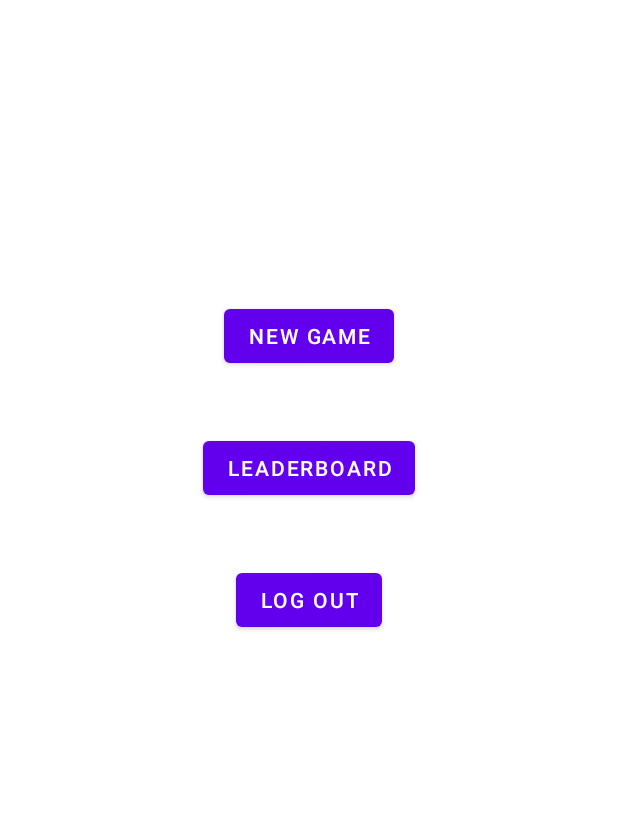
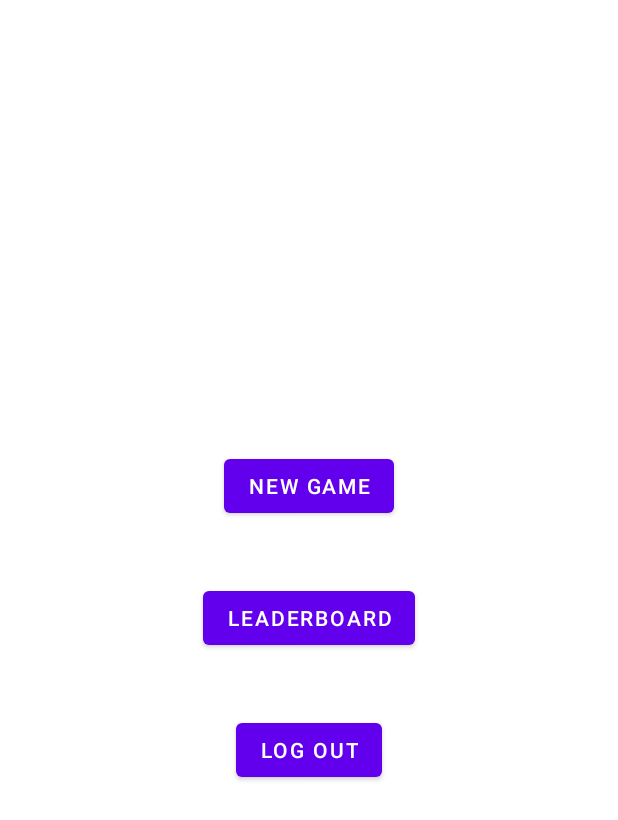
Before and after one commit to 51m0n397/MA-project, an Android app: the screen it shows after launch (MainActivity), on a phone screen of 412 x 824 dp. Shown: the top 820 px of the screen. Run offline under Robolectric (Android 15) with nearby library versions, the phone set to English and light mode, and no system bars.

Commit message:
improved UI

```diff
--- a/MyProject/app/src/main/AndroidManifest.xml
+++ b/MyProject/app/src/main/AndroidManifest.xml
@@ -12,6 +12,7 @@
         <activity
             android:name=".MainActivity"
             android:label="@string/app_name"
+            android:screenOrientation="portrait"
             android:theme="@style/Theme.MyProject.NoActionBar">
             <intent-filter>
                 <action android:name="android.intent.action.MAIN" />
--- a/MyProject/app/src/main/res/layout/fragment_menu.xml
+++ b/MyProject/app/src/main/res/layout/fragment_menu.xml
@@ -6,22 +6,19 @@
     android:layout_height="match_parent"
     tools:context=".MenuFragment">
 
-    <Button
-        android:id="@+id/button_logout"
-        android:layout_width="wrap_content"
+    <androidx.constraintlayout.widget.ConstraintLayout
+        android:id="@+id/constraintLayout"
+        android:layout_width="match_parent"
         android:layout_height="wrap_content"
-        android:layout_marginTop="40dp"
-        android:text="@string/log_out"
+        app:layout_constraintBottom_toBottomOf="parent"
         app:layout_constraintEnd_toEndOf="parent"
-        app:layout_constraintHorizontal_bias="0.5"
         app:layout_constraintStart_toStartOf="parent"
-        app:layout_constraintTop_toBottomOf="@+id/button_leaderboard" />
+        app:layout_constraintTop_toTopOf="parent">
 
         <Button
             android:id="@+id/button_newgame"
             android:layout_width="wrap_content"
             android:layout_height="wrap_content"
-        android:layout_marginTop="200dp"
             android:text="@string/new_game"
             app:layout_constraintEnd_toEndOf="parent"
             app:layout_constraintHorizontal_bias="0.5"
@@ -38,4 +35,18 @@
             app:layout_constraintHorizontal_bias="0.5"
             app:layout_constraintStart_toStartOf="parent"
             app:layout_constraintTop_toBottomOf="@+id/button_newgame" />
+
+        <Button
+            android:id="@+id/button_logout"
+            android:layout_width="wrap_content"
+            android:layout_height="wrap_content"
+            android:layout_marginTop="40dp"
+            android:text="@string/log_out"
+            app:layout_constraintEnd_toEndOf="parent"
+            app:layout_constraintHorizontal_bias="0.5"
+            app:layout_constraintStart_toStartOf="parent"
+            app:layout_constraintTop_toBottomOf="@+id/button_leaderboard" />
+
     </androidx.constraintlayout.widget.ConstraintLayout>
+
+</androidx.constraintlayout.widget.ConstraintLayout>
```
Lines whose indentation alone changed are shown as unchanged.
